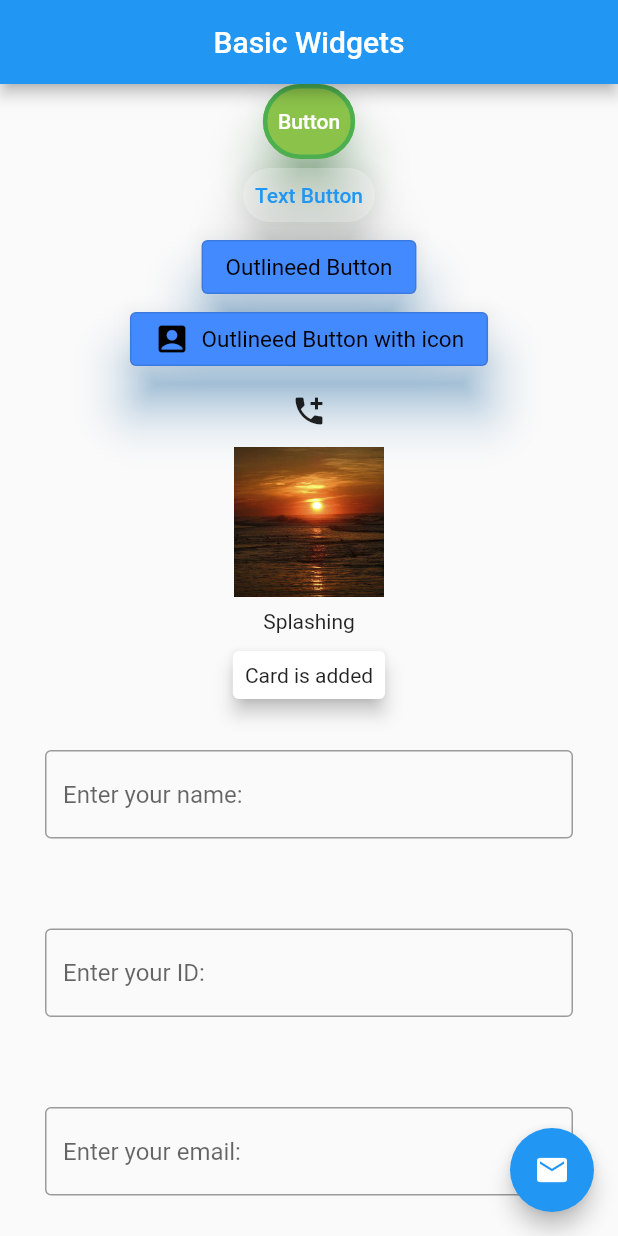
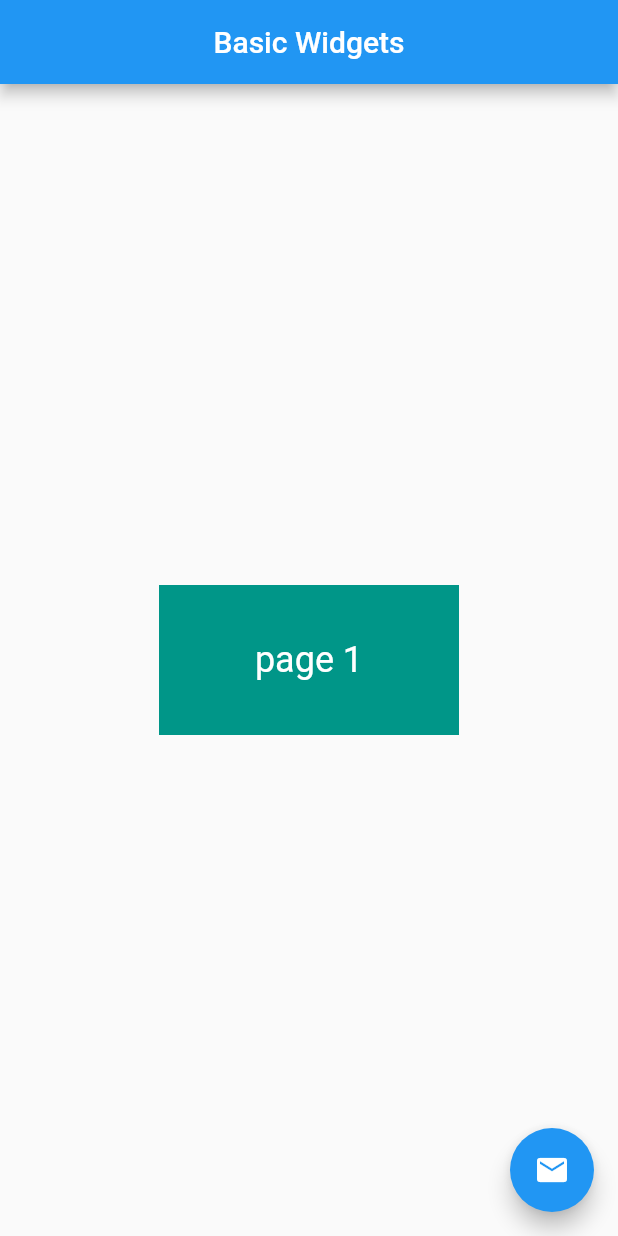
Before and after one commit to MHFerdous/Flutter_RestAPI_FireBase, a Flutter app: the screen it shows after launch, on a phone screen of 412 x 824 dp. Run offline on Flutter 3.47's test engine with Material 2 defaults, Android fonts, the phone set to English and light mode, and no system bars.

Commit message:
Assignment added

```diff
--- a/lib/main.dart
+++ b/lib/main.dart
@@ -30,164 +30,24 @@ class HomeScreen extends StatelessWidget {
           onPressed: () {},
           child: Icon(Icons.mail),
         ),
-        floatingActionButtonLocation: FloatingActionButtonLocation.endFloat,
-        body: SingleChildScrollView(
-          child: Center(
-            child: Column(
-              mainAxisAlignment: MainAxisAlignment.center,
-              children: [
-                ElevatedButton(
-                    style: ElevatedButton.styleFrom(
-                        backgroundColor: Colors.lightGreen,
-                        minimumSize: Size(50, 50),
-                        maximumSize: Size(100, 100),
-                        elevation: 15,
-                        padding:
-                            EdgeInsets.symmetric(horizontal: 10, vertical: 10),
-                        shadowColor: Colors.green,
-                        shape: RoundedRectangleBorder(
-                          borderRadius: BorderRadius.circular(500),
-                          side: BorderSide(color: Colors.green, width: 3),
-                        )),
-                    onPressed: () {},
-                    child: Text('Button')),
-                TextButton(
-                    style: TextButton.styleFrom(
-                        backgroundColor: Colors.white24,
-                        elevation: 15,
-                        shadowColor: Colors.black,
-                        shape: RoundedRectangleBorder(
-                          borderRadius: BorderRadius.circular(100),
-                        )),
-                    onPressed: () {},
-                    child: Text('Text Button')),
-                OutlinedButton(
-                    style: OutlinedButton.styleFrom(
-                      backgroundColor: Colors.blueAccent,
-                      foregroundColor: Colors.black,
-                      textStyle: TextStyle(fontSize: 15),
-                      elevation: 15,
-                      shadowColor: Colors.blue,
-                    ),
-                    onPressed: () {},
-                    child: Text('Outlineed Button')),
-                OutlinedButton.icon(
-                    style: OutlinedButton.styleFrom(
-                      backgroundColor: Colors.blueAccent,
-                      foregroundColor: Colors.black,
-                      textStyle: TextStyle(fontSize: 15),
-                      elevation: 15,
-                      shadowColor: Colors.blue,
-                    ),
-                    onPressed: () {},
-                    icon: Icon(Icons.account_box),
-                    label: Text('Outlineed Button with icon')),
-                IconButton(
-                    style: IconButton.styleFrom(
-                      foregroundColor: Colors.white,
-                      backgroundColor: Colors.black,
-                      iconSize: 5550,
-                      shadowColor: Colors.black,
-                      elevation: 15,
-                    ),
-                    onPressed: () {},
-                    icon: Icon(Icons.add_call)),
-                GestureDetector(
-                  onTap: () {
-                    print('Pressed');
-                  },
-                  onDoubleTap: () {
-                    print('Double pressed');
-                  },
-                  onLongPress: () {
-                    print('Long Pressed');
-                  },
-                  child: Image.asset(
-                    'assets/img.png',
-                    width: 100,
-                  ),
-                ),
-                InkWell(
-                    splashColor: Colors.purple,
-                    onTap: () {
-                      print('Pressed');
-                    },
-                    onDoubleTap: () {
-                      print('Double pressed');
-                    },
-                    onLongPress: () {
-                      print('Long Pressed');
-                    },
-                    child: Padding(
-                      padding: const EdgeInsets.all(8.0),
-                      child: Text(
-                        'Splashing',
-                      ),
-                    )),
-                Card(
-                  elevation: 5,
-                  child: Padding(
-                    padding: const EdgeInsets.all(8.0),
-                    child: Text('Card is added'),
-                  ),
-                ),
-                Padding(
-                  padding: const EdgeInsets.all(30.0),
-                  child: TextField(
-                    decoration: InputDecoration(
-                      hintText: 'Enter your name: ',
-                      border: OutlineInputBorder(
-                        borderSide: BorderSide(color: Colors.red),
-                      ),
-                      focusedBorder: OutlineInputBorder(
-                        borderSide: BorderSide(color: Colors.teal, width: 3),
-                      ),
-                    ),
-                    textInputAction: TextInputAction.next,
-                  ),
-                ),
-                Padding(
-                  padding: const EdgeInsets.all(30.0),
-                  child: TextField(
-                    keyboardType: TextInputType.number,
-                    decoration: InputDecoration(
-                      hintText: 'Enter your ID: ',
-                      border: OutlineInputBorder(),
-                    ),
-                    textInputAction: TextInputAction.next,
-                  ),
-                ),
-                Padding(
-                  padding: const EdgeInsets.all(30.0),
-                  child: TextField(
-                    keyboardType: TextInputType.emailAddress,
-                    decoration: InputDecoration(
-                      hintText: 'Enter your email: ',
-                      border: OutlineInputBorder(),
-                    ),
-                    textInputAction: TextInputAction.next,
-                  ),
-                ),
-                Padding(
-                  padding: const EdgeInsets.all(30.0),
-                  child: TextField(
-                    decoration: InputDecoration(
-                      hintText: 'Enter your password: ',
-                      border: OutlineInputBorder(),
-                    ),
-                    obscureText: true,
-                    onChanged: (value) {
-                      print(value);
-                    },
-                    onSubmitted: (value) {
-                      print(value);
-                    },
-                    textAlign: TextAlign.start,
-                  ),
-                ),
-              ],
+        body: Center(
+            child:
+                Column(mainAxisAlignment: MainAxisAlignment.center, children: [
+          Container(
+            color: Colors.teal,
+            height: 100,
+            width: 200,
+            margin: EdgeInsets.symmetric(horizontal: 5, vertical: 10),
+            padding: EdgeInsets.all(10),
+            alignment: Alignment.center,
+            child: Text(
+              'page 1',
+              style: TextStyle(
+                color: Colors.white,
+                fontSize: 24,
+              ),
             ),
           ),
-        ));
+        ])));
   }
 }
```
